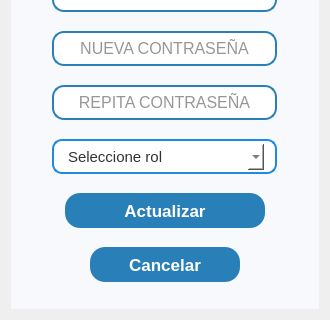
Before: the Qt Designer form resources/ui/actualizar_user.ui in Proyecto-Uptjaa/Proyecto_SIRA, drawn with Qt 5; both pictures show x 0 to 330 and y 150 to 470 of the 330 by 470 pixel window.
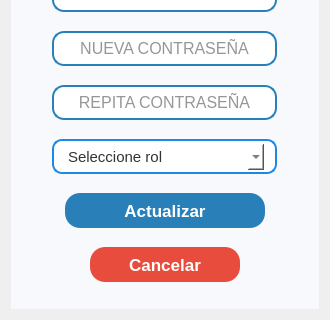
After: the same form once the commit is applied. Icons and pictures are not drawn.

The edit to the form file:
```diff
--- a/resources/ui/actualizar_user.ui
+++ b/resources/ui/actualizar_user.ui
@@ -401,7 +401,7 @@
          <enum>Qt::LayoutDirection::LeftToRight</enum>
         </property>
         <property name="styleSheet">
-         <string notr="true"/>
+         <string notr="true">background-color: #e74c3c;</string>
         </property>
         <property name="text">
          <string>Cancelar</string>
```
Left out of the diff: 4 changed lines with no effect on the pictures.
